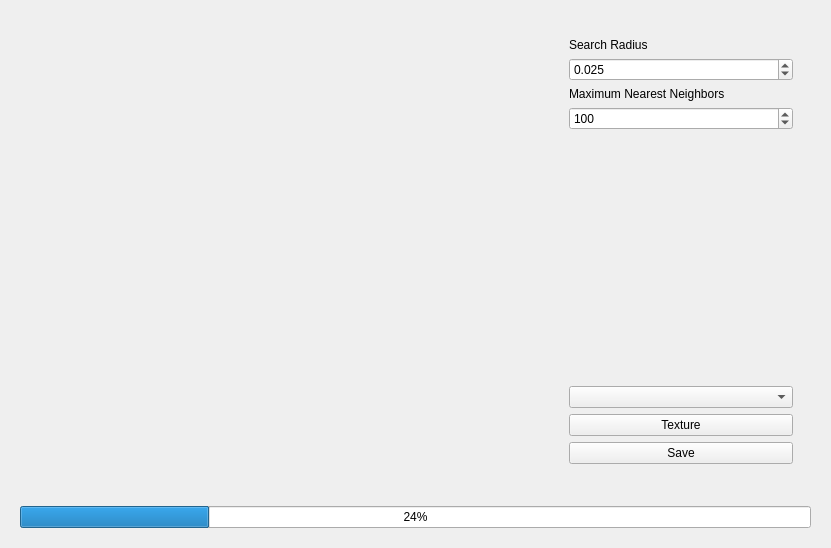
Before: the Qt Designer form src/texture.ui in martin-samouiller/PCLKinect, drawn with Qt 5.
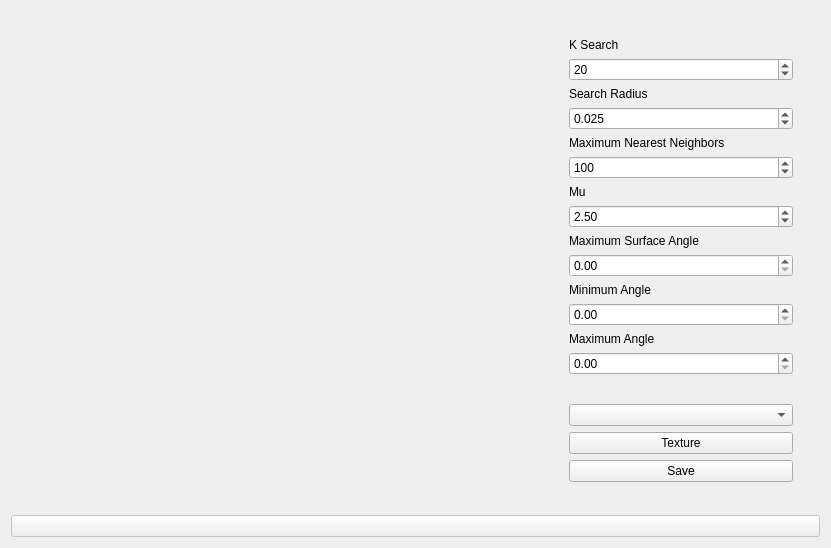
After: the same form once the commit is applied. Custom widgets are drawn as their Qt base class.

Diff of the .ui file:
```diff
--- a/src/texture.ui
+++ b/src/texture.ui
@@ -29,6 +29,23 @@
          <item>
           <widget class="QWidget" name="widget_6" native="true">
            <layout class="QVBoxLayout" name="verticalLayout_3">
+            <item>
+             <widget class="QLabel" name="label_3">
+              <property name="text">
+               <string>K Search </string>
+              </property>
+             </widget>
+            </item>
+            <item>
+             <widget class="QSpinBox" name="spinBox_KSearch">
+              <property name="maximum">
+               <number>100</number>
+              </property>
+              <property name="value">
+               <number>20</number>
+              </property>
+             </widget>
+            </item>
             <item>
              <widget class="QLabel" name="label">
               <property name="text">
@@ -63,6 +80,57 @@
               </property>
              </widget>
             </item>
+            <item>
+             <widget class="QLabel" name="label_5">
+              <property name="text">
+               <string>Mu</string>
+              </property>
+             </widget>
+            </item>
+            <item>
+             <widget class="QDoubleSpinBox" name="dspinBox_Mu">
+              <property name="value">
+               <double>2.500000000000000</double>
+              </property>
+             </widget>
+            </item>
+            <item>
+             <widget class="QLabel" name="label_6">
+              <property name="text">
+               <string>Maximum Surface Angle</string>
+              </property>
+             </widget>
+            </item>
+            <item>
+             <widget class="QDoubleSpinBox" name="dspinBox_MaximunSurf"/>
+            </item>
+            <item>
+             <widget class="QLabel" name="label_7">
+              <property name="text">
+               <string>Minimum Angle</string>
+              </property>
+             </widget>
+            </item>
+            <item>
+             <widget class="QDoubleSpinBox" name="dspinBox_MinAngle"/>
+            </item>
+            <item>
+             <widget class="QLabel" name="label_8">
+              <property name="text">
+               <string>Maximum Angle</string>
+              </property>
+             </widget>
+            </item>
+            <item>
+             <widget class="QDoubleSpinBox" name="dspinBox_MaxAngle"/>
+            </item>
+            <item>
+             <widget class="QLabel" name="lbl_Infos">
+              <property name="text">
+               <string/>
+              </property>
+             </widget>
+            </item>
             <item>
              <spacer name="verticalSpacer">
               <property name="orientation">
@@ -103,22 +171,13 @@
     </widget>
    </item>
    <item>
-    <widget class="QWidget" name="widget_3" native="true">
-     <property name="maximumSize">
-      <size>
-       <width>16777215</width>
-       <height>40</height>
-      </size>
+    <widget class="QPushButton" name="btn_LED">
+     <property name="enabled">
+      <bool>false</bool>
      </property>
-     <layout class="QVBoxLayout" name="verticalLayout_2">
-      <item>
-       <widget class="QProgressBar" name="progressBar">
-        <property name="value">
-         <number>24</number>
-        </property>
-       </widget>
-      </item>
-     </layout>
+     <property name="text">
+      <string/>
+     </property>
     </widget>
    </item>
   </layout>
```
